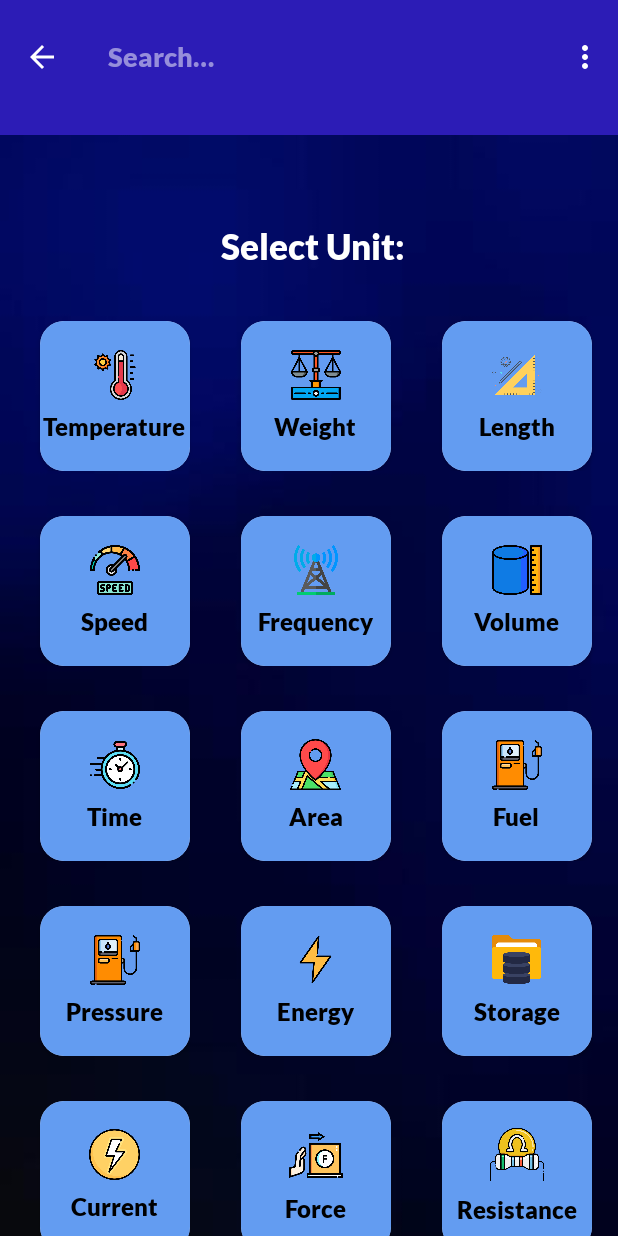
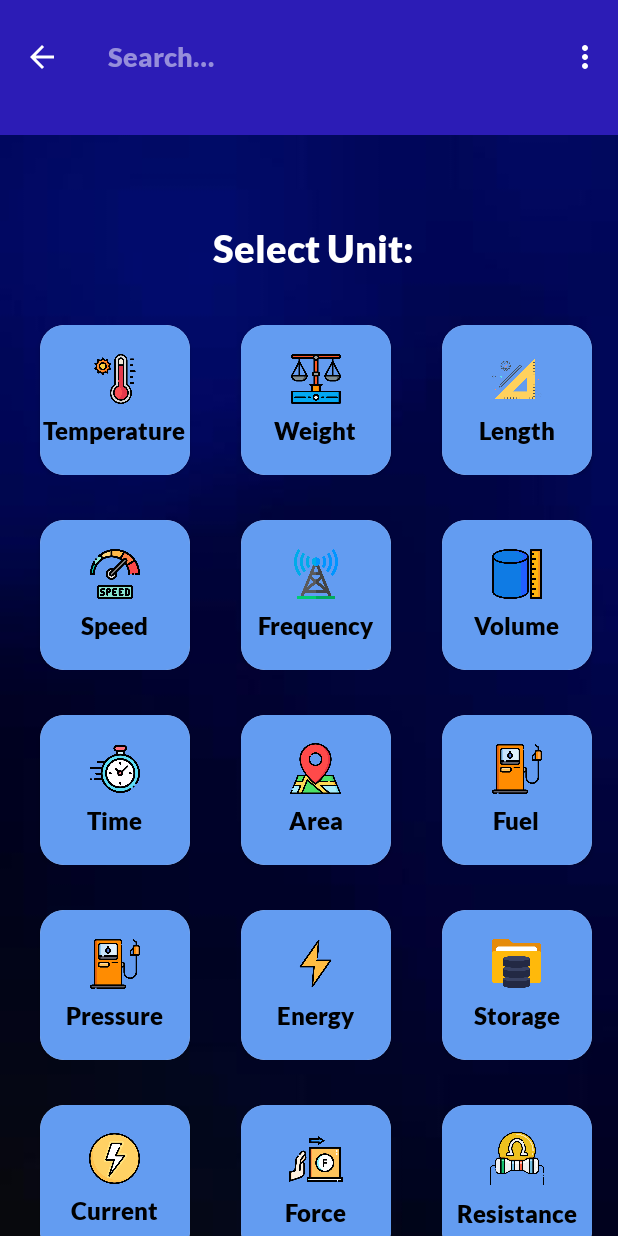
Before and after one commit to VighneshDevHub/Unit-Converter-App, an Android app: the screen it shows after launch (MainActivity), after a tap on "Search", on a phone screen of 412 x 824 dp. Run offline under Robolectric (Android 15) with nearby library versions, the light colour scheme and no system bars.

Commit message:
change made

```diff
--- a/UnitConverter/app/src/main/res/layout/activity_main.xml
+++ b/UnitConverter/app/src/main/res/layout/activity_main.xml
@@ -41,7 +41,8 @@
                 android:layout_width="wrap_content"
                 android:layout_height="wrap_content"
                 android:text="Select Unit: "
-                android:textSize="23dp"
+                android:textSize="25dp"
+                android:fontFamily="@font/latoblack"
                 android:textColor="#ffff"
                 android:layout_marginBottom="15dp"
                 />
--- a/UnitConverter/app/src/main/res/values-night/colors.xml
+++ b/UnitConverter/app/src/main/res/values-night/colors.xml
@@ -7,7 +7,7 @@
     <color name="teal_700">#FF018786</color>
     <color name="black">#FF000000</color>
     <color name="white">#FFFFFFFF</color>
-    <color name="skyblue">#8CAEE2</color>
+    <color name="skyblue">#639CF1</color>
     <color name="darkblue">#2C1CB6</color>
     <color name="hintColor">#808080</color>
     <color name="background">#11204D</color>
```
